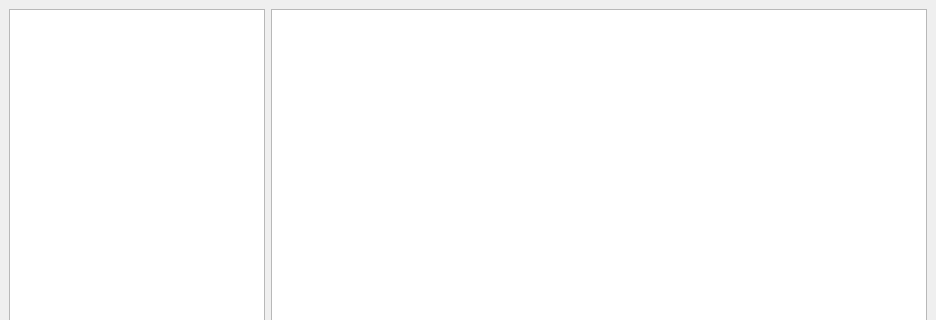
First picture: the form in FileMangerQT/view.ui, repository Adelelsayedahmed/File-Manager, before the edit; both pictures show x 0 to 936 and y 0 to 320 of the 936 by 676 pixel window.
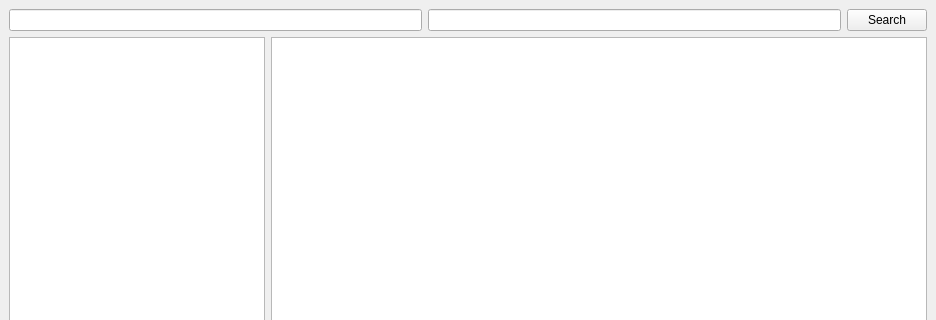
Second picture: the form after the edit.

```diff
--- a/FileMangerQT/view.ui
+++ b/FileMangerQT/view.ui
@@ -17,7 +17,7 @@
    <layout class="QGridLayout" name="gridLayout">
     <item row="0" column="0">
      <layout class="QFormLayout" name="formLayout">
-      <item row="0" column="0">
+      <item row="1" column="0">
        <widget class="QTreeView" name="treeView">
         <property name="sizePolicy">
          <sizepolicy hsizetype="Expanding" vsizetype="MinimumExpanding">
@@ -33,9 +33,41 @@
         </property>
        </widget>
       </item>
-      <item row="0" column="1">
+      <item row="1" column="1">
        <widget class="QTableView" name="tableView"/>
       </item>
+      <item row="0" column="0" colspan="2">
+       <layout class="QGridLayout" name="gridLayout_3">
+        <item row="0" column="2">
+         <widget class="QPushButton" name="findButton">
+          <property name="cursor">
+           <cursorShape>PointingHandCursor</cursorShape>
+          </property>
+          <property name="text">
+           <string>Search</string>
+          </property>
+         </widget>
+        </item>
+        <item row="0" column="0">
+         <widget class="QLineEdit" name="locationBar">
+          <property name="font">
+           <font>
+            <italic>true</italic>
+           </font>
+          </property>
+         </widget>
+        </item>
+        <item row="0" column="1">
+         <widget class="QLineEdit" name="searchBar">
+          <property name="font">
+           <font>
+            <italic>true</italic>
+           </font>
+          </property>
+         </widget>
+        </item>
+       </layout>
+      </item>
      </layout>
     </item>
    </layout>
```
Left out of the diff: 2 changed lines with no effect on the pictures.
